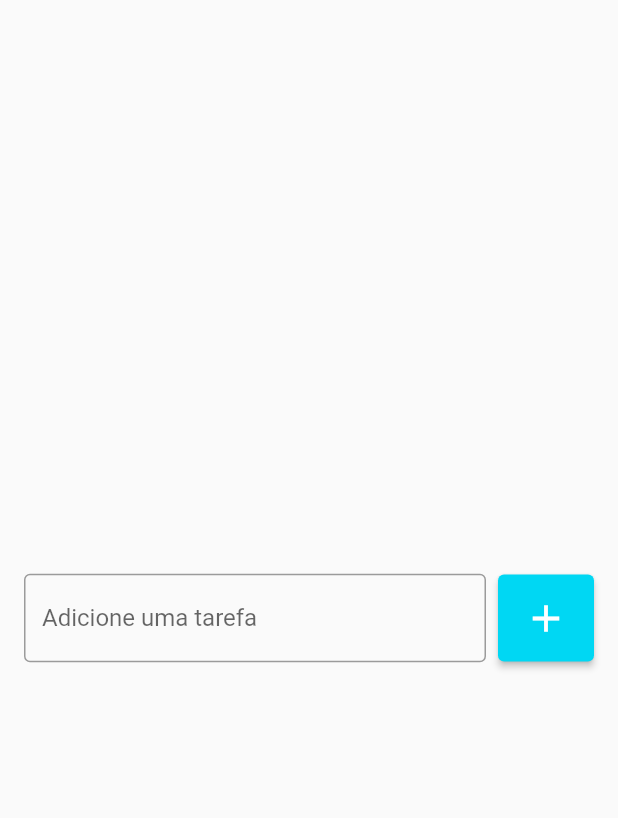
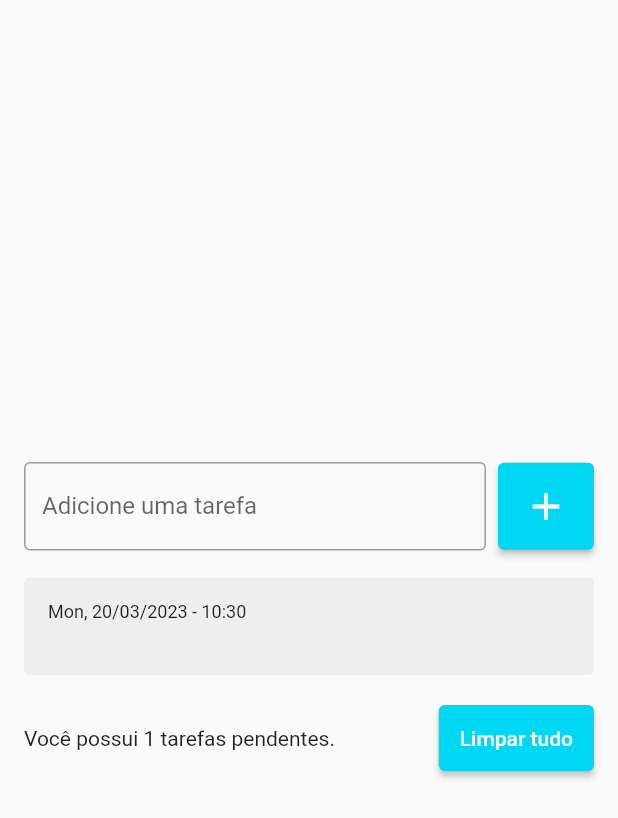
Before and after one commit to ecioferraz/udemy-flutter, a Flutter app: the screen it shows after launch, after a tap on the "add" icon, on a phone screen of 412 x 824 dp. Shown: the top 818 px of the screen. Run offline on Flutter 3.47's test engine with Material 2 defaults, Android fonts, the phone set to English and light mode, and no system bars; drawn by our look-alikes of flutter_slidable.

Commit message:
feat: 93 to 103

```diff
--- a/85-113-todo-list/todo_list/lib/main.dart
+++ b/85-113-todo-list/todo_list/lib/main.dart
@@ -11,6 +11,7 @@ class MyApp extends StatelessWidget {
   @override
   Widget build(BuildContext context) {
     return MaterialApp(
+      debugShowCheckedModeBanner: false,
       home: TodoListPage(),
     );
   }
--- /dev/null
+++ b/85-113-todo-list/todo_list/lib/models/todo.dart
@@ -0,0 +1,6 @@
+class Todo {
+  Todo({required this.dateTime, required this.task});
+
+  String task;
+  DateTime dateTime;
+}
--- a/85-113-todo-list/todo_list/lib/pages/todo_list.dart
+++ b/85-113-todo-list/todo_list/lib/pages/todo_list.dart
@@ -1,18 +1,101 @@
 import 'package:flutter/material.dart';
+import 'package:todo_list/models/todo.dart';
+import 'package:todo_list/widgets/todo_list_item.dart';
 
-class TodoListPage extends StatelessWidget {
-  const TodoListPage({Key? key}) : super(key: key);
+class TodoListPage extends StatefulWidget {
+  TodoListPage({Key? key}) : super(key: key);
+
+  @override
+  State<TodoListPage> createState() => _TodoListPageState();
+}
+
+class _TodoListPageState extends State<TodoListPage> {
+  final TextEditingController todoController = TextEditingController();
+
+  List<Todo> todos = [];
+  Todo? deletedTodo;
+  int? deletedTodoIndex;
+
+  void onDelete(Todo todo) {
+    deletedTodo = todo;
+    deletedTodoIndex = todos.indexOf(todo);
+
+    setState(() {
+      todos.remove(todo);
+    });
+
+    ScaffoldMessenger.of(context).clearSnackBars();
+
+    ScaffoldMessenger.of(context).showSnackBar(SnackBar(
+      action: SnackBarAction(
+        label: 'Desfazer',
+        onPressed: () {
+          setState(() {
+            todos.insert(deletedTodoIndex!, deletedTodo!);
+          });
+        },
+        textColor: const Color(0xff00d7f3),
+      ),
+      backgroundColor: Colors.white,
+      content: Text(
+        'Tarefa ${todo.task} foi removida com sucesso!',
+        style: TextStyle(color: Color(0xff068708)),
+      ),
+      duration: const Duration(seconds: 5),
+    ));
+  }
+
+  deleteAllTodos() {
+    setState(() {
+      todos.clear();
+    });
+  }
+
+  void confirmDeleteAll() {
+    showDialog(
+      context: context,
+      builder: (context) => AlertDialog(
+        actions: [
+          TextButton(
+            onPressed: () {
+              Navigator.of(context).pop();
+            },
+            style: TextButton.styleFrom(
+              foregroundColor: Color(0xff00d7f3),
+            ),
+            child: Text('Cancelar'),
+          ),
+          TextButton(
+              onPressed: () {
+                deleteAllTodos();
+                Navigator.of(context).pop();
+              },
+              style: TextButton.styleFrom(
+                foregroundColor: Colors.red,
+              ),
+              child: Text('Limpar Tudo')),
+        ],
+        content: Text('Você tem certeza que deseja apagar todas as tarefas?'),
+        title: Text('Limpar tudo?'),
+      ),
+    );
+  }
 
   @override
   Widget build(BuildContext context) {
-    return Scaffold(
+    return SafeArea(
+      child: Scaffold(
         body: Center(
           child: Padding(
             padding: const EdgeInsets.all(16.0),
-          child: Row(
+            child: Column(
+              mainAxisSize: MainAxisSize.min,
+              children: [
+                Row(
                   children: [
                     Expanded(
                       child: TextField(
+                        controller: todoController,
                         decoration: InputDecoration(
                           border: OutlineInputBorder(),
                           labelText: 'Adicione uma tarefa',
@@ -20,14 +103,22 @@ class TodoListPage extends StatelessWidget {
                         ),
                       ),
                     ),
-              SizedBox(
-                width: 8,
-              ),
+                    SizedBox(width: 8),
                     ElevatedButton(
-                onPressed: () {},
+                      onPressed: () {
+                        String text = todoController.text;
+                        setState(() {
+                          Todo newTodo = Todo(
+                            dateTime: DateTime.now(),
+                            task: text,
+                          );
+                          todos.add(newTodo);
+                        });
+                        todoController.clear();
+                      },
                       style: ElevatedButton.styleFrom(
                         backgroundColor: Color(0xff00d7f3),
-                  padding: EdgeInsets.all(14.0),
+                        padding: EdgeInsets.all(14),
                       ),
                       child: Icon(
                         Icons.add,
@@ -36,6 +127,40 @@ class TodoListPage extends StatelessWidget {
                     )
                   ],
                 ),
+                SizedBox(height: 16),
+                Flexible(
+                  child: ListView(
+                    shrinkWrap: true,
+                    children: [
+                      for (Todo todo in todos)
+                        TodoListItem(
+                          todo: todo,
+                          onDelete: onDelete,
+                        ),
+                    ],
+                  ),
+                ),
+                SizedBox(height: 16),
+                Row(
+                  children: [
+                    Expanded(
+                      child: Text(
+                          'Você possui ${todos.length} tarefas pendentes.'),
+                    ),
+                    SizedBox(width: 8),
+                    ElevatedButton(
+                      onPressed: todos.isNotEmpty ? confirmDeleteAll : null,
+                      style: ElevatedButton.styleFrom(
+                        backgroundColor: Color(0xff00d7f3),
+                        padding: EdgeInsets.all(14),
+                      ),
+                      child: Text('Limpar tudo'),
+                    ),
+                  ],
+                ),
+              ],
+            ),
+          ),
         ),
       ),
     );
--- /dev/null
+++ b/85-113-todo-list/todo_list/lib/widgets/todo_list_item.dart
@@ -0,0 +1,64 @@
+import 'package:flutter/material.dart';
+import 'package:flutter_slidable/flutter_slidable.dart';
+import 'package:intl/intl.dart';
+import 'package:todo_list/models/todo.dart';
+
+class TodoListItem extends StatelessWidget {
+  const TodoListItem({
+    Key? key,
+    required this.todo,
+    required this.onDelete,
+  }) : super(key: key);
+
+  final Todo todo;
+  final Function(Todo) onDelete;
+
+  @override
+  Widget build(BuildContext context) {
+    return Padding(
+      padding: const EdgeInsets.symmetric(vertical: 2.0),
+      child: Slidable(
+        key: ValueKey(1),
+        endActionPane: ActionPane(
+          motion: DrawerMotion(),
+          extentRatio: 0.2,
+          children: [
+            SlidableAction(
+              backgroundColor: Colors.red,
+              flex: 2,
+              foregroundColor: Colors.white,
+              icon: Icons.delete,
+              label: 'Delete',
+              onPressed: (context) {
+                onDelete(todo);
+              },
+            ),
+          ],
+        ),
+        child: Container(
+          decoration: BoxDecoration(
+            borderRadius: BorderRadius.circular(4),
+            color: Colors.grey[200],
+          ),
+          padding: const EdgeInsets.all(16),
+          child: Column(
+            crossAxisAlignment: CrossAxisAlignment.stretch,
+            children: [
+              Text(
+                DateFormat('EEE, dd/MM/yyyy - HH:mm').format(todo.dateTime),
+                style: TextStyle(fontSize: 12),
+              ),
+              Text(
+                todo.task,
+                style: TextStyle(
+                  fontSize: 16,
+                  fontWeight: FontWeight.w600,
+                ),
+              ),
+            ],
+          ),
+        ),
+      ),
+    );
+  }
+}
--- a/85-113-todo-list/todo_list/pubspec.yaml
+++ b/85-113-todo-list/todo_list/pubspec.yaml
@@ -35,6 +35,8 @@ dependencies:
   # The following adds the Cupertino Icons font to your application.
   # Use with the CupertinoIcons class for iOS style icons.
   cupertino_icons: ^1.0.2
+  intl:
+  flutter_slidable: ^2.0.0
 
 dev_dependencies:
   flutter_test:
```
Also changed, not shown: 85-113-todo-list/todo_list/pubspec.lock. Lines whose indentation alone changed are shown as unchanged.
